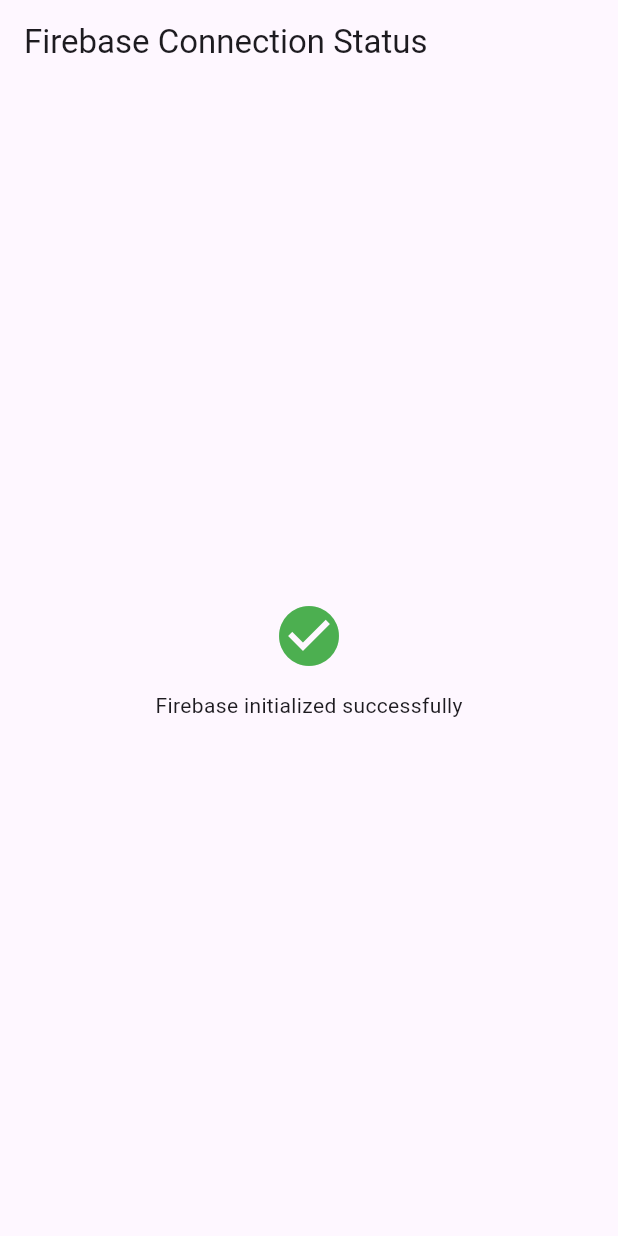
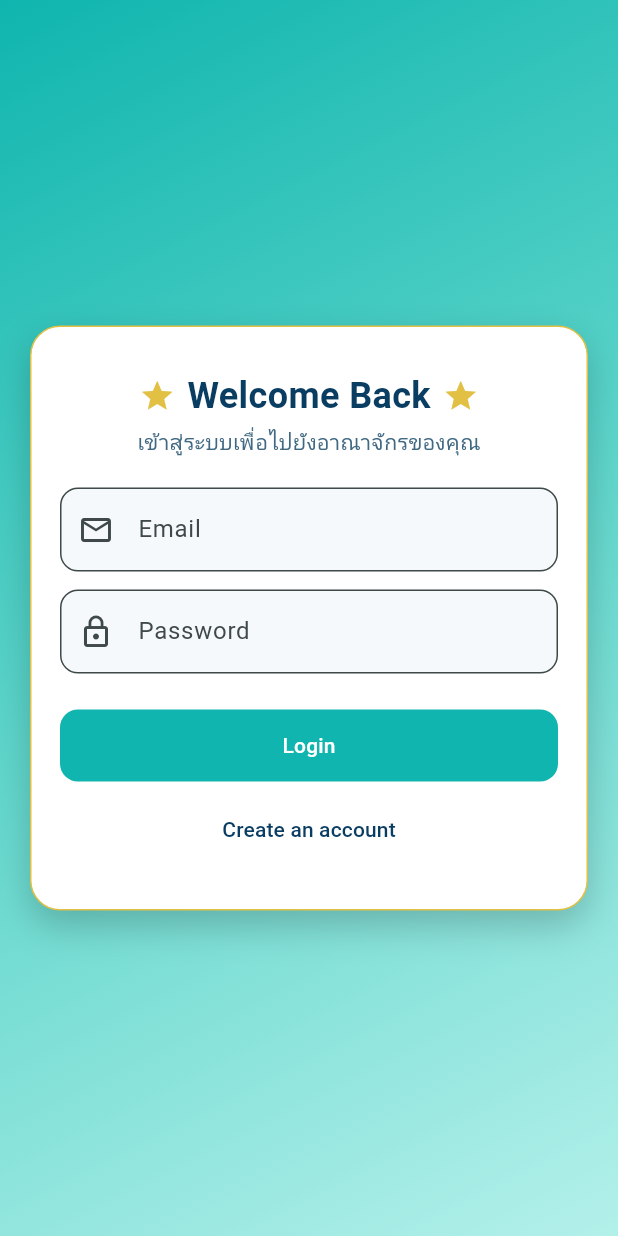
Before and after one commit to WebTech-CMRU-65/Application_65123812, a Flutter app: the screen it shows after launch, on a phone screen of 412 x 824 dp. Run offline on Flutter 3.47's test engine with Material 3 defaults, Android fonts, the phone set to English and light mode, and no system bars; our stand-ins replace cloud_firestore, firebase_auth, firebase_core; accounts and stored records are empty; generated files the repository leaves out were written again.

Commit message:
login commit

```diff
--- a/lib/main.dart
+++ b/lib/main.dart
@@ -1,10 +1,15 @@
 import 'package:flutter/material.dart';
 import 'package:firebase_core/firebase_core.dart';
-// ถ้าคุณรัน flutterfire configure แล้ว ให้เปิดบรรทัดนี้และใช้ DefaultFirebaseOptions
-// import 'firebase_options.dart';
+import 'firebase_options.dart';
+import 'package:firebase_auth/firebase_auth.dart';
+
+import 'theme/app_theme.dart';
+import 'pages/login_page.dart';
+import 'pages/home_page.dart';
 
 Future<void> main() async {
   WidgetsFlutterBinding.ensureInitialized();
+  await Firebase.initializeApp(options: DefaultFirebaseOptions.currentPlatform);
   runApp(const MyApp());
 }
 
@@ -13,154 +18,32 @@ class MyApp extends StatelessWidget {
 
   @override
   Widget build(BuildContext context) {
-    // ตั้ง true เพื่อแสดงตัวอย่าง "เชื่อมต่อไม่สำเร็จ"
-    const bool showFailureDemo = false;
-
     return MaterialApp(
-      title: 'Flutter + Firebase Status',
-      theme: ThemeData(
-        colorScheme: ColorScheme.fromSeed(seedColor: Colors.deepPurple),
-      ),
-      home: showFailureDemo
-          ? const FirebaseFailExample()
-          : const FirebaseStatusPage(),
+      title: 'Auth Demo',
+      theme: AppTheme.light(),
+      home: const AuthGate(),
     );
   }
 }
 
-class FirebaseStatusPage extends StatefulWidget {
-  const FirebaseStatusPage({super.key});
-
-  @override
-  State<FirebaseStatusPage> createState() => _FirebaseStatusPageState();
-}
-
-class _FirebaseStatusPageState extends State<FirebaseStatusPage> {
-  late final Future<FirebaseApp> _initFuture = _initializeFirebase();
-
-  Future<FirebaseApp> _initializeFirebase() async {
-    try {
-      // หากมี firebase_options.dart ให้ใช้แบบนี้แทน:
-      // return await Firebase.initializeApp(
-      //   options: DefaultFirebaseOptions.currentPlatform,
-      // );
-      return await Firebase.initializeApp();
-    } catch (e) {
-      rethrow;
-    }
-  }
+class AuthGate extends StatelessWidget {
+  const AuthGate({super.key});
 
   @override
   Widget build(BuildContext context) {
-    return Scaffold(
-      appBar: AppBar(title: const Text('Firebase Connection Status')),
-      body: Center(
-        child: FutureBuilder<FirebaseApp>(
-          future: _initFuture,
-          builder: (context, snapshot) {
-            if (snapshot.connectionState == ConnectionState.waiting) {
-              return const CircularProgressIndicator();
-            }
-            if (snapshot.hasError) {
-              return Padding(
-                padding: const EdgeInsets.all(16.0),
-                child: Column(
-                  mainAxisSize: MainAxisSize.min,
-                  children: [
-                    const Icon(Icons.cancel, color: Colors.red, size: 48),
-                    const SizedBox(height: 12),
-                    const Text('Firebase initialization failed'),
-                    const SizedBox(height: 8),
-                    Text(
-                      '${snapshot.error}',
-                      textAlign: TextAlign.center,
-                      style: const TextStyle(
-                        fontSize: 12,
-                        color: Colors.redAccent,
-                      ),
-                    ),
-                  ],
-                ),
-              );
-            }
-            return Column(
-              mainAxisSize: MainAxisSize.min,
-              children: const [
-                Icon(Icons.check_circle, color: Colors.green, size: 48),
-                SizedBox(height: 12),
-                Text('Firebase initialized successfully'),
-              ],
-            );
-          },
-        ),
-      ),
+    return StreamBuilder<User?>(
+      stream: FirebaseAuth.instance.authStateChanges(),
+      builder: (context, snapshot) {
+        if (snapshot.connectionState == ConnectionState.waiting) {
+          return const Scaffold(
+            body: Center(child: CircularProgressIndicator()),
+          );
+        }
+        if (snapshot.hasData) {
+          return const HomePage();
+        }
+        return const LoginPage();
+      },
     );
   }
 }
-
-// ตัวอย่างบังคับให้ล้มเหลว ด้วย FirebaseOptions ปลอม
-class FirebaseFailExample extends StatelessWidget {
-  const FirebaseFailExample({super.key});
-
-  Future<FirebaseApp> _initializeWithBadOptions() async {
-    const bad = FirebaseOptions(
-      apiKey: 'BAD_KEY',
-      appId: '1:000000000000:android:badbadbadbadbadb',
-      messagingSenderId: '000000000000',
-      projectId: 'non-existent-project-123456',
-    );
-
-    // พยายาม init ด้วย options ปลอม (อาจไม่ error)
-    await Firebase.initializeApp(name: 'bad_instance', options: bad);
-
-    // บังคับให้ล้มเหลวเพื่อเดโมไอคอนกากบาท
-    throw Exception('Forced failure for demo');
-  }
-
-  @override
-  Widget build(BuildContext context) {
-    return Scaffold(
-      appBar: AppBar(title: const Text('Firebase Failure Demo')),
-      body: Center(
-        child: FutureBuilder<FirebaseApp>(
-          future: _initializeWithBadOptions(),
-          builder: (context, snapshot) {
-            if (snapshot.connectionState == ConnectionState.waiting) {
-              return const CircularProgressIndicator();
-            }
-            if (snapshot.hasError) {
-              return Padding(
-                padding: const EdgeInsets.all(16),
-                child: Column(
-                  mainAxisSize: MainAxisSize.min,
-                  children: [
-                    const Icon(Icons.cancel, color: Colors.red, size: 48),
-                    const SizedBox(height: 12),
-                    const Text('Firebase initialization failed (expected)'),
-                    const SizedBox(height: 8),
-                    Text(
-                      '${snapshot.error}',
-                      textAlign: TextAlign.center,
-                      style: const TextStyle(
-                        fontSize: 12,
-                        color: Colors.redAccent,
-                      ),
-                    ),
-                  ],
-                ),
-              );
-            }
-            return const Column(
-              mainAxisSize: MainAxisSize.min,
-              children: [
-                Icon(Icons.check_circle, color: Colors.green, size: 48),
-                SizedBox(height: 12),
-                Text('Unexpected success (should have failed)'),
-              ],
-            );
-          },
-        ),
-      ),
-    );
-  }
-}
--- /dev/null
+++ b/lib/pages/login_page.dart
@@ -0,0 +1,158 @@
+import 'package:flutter/material.dart';
+import 'package:firebase_auth/firebase_auth.dart';
+import 'register_page.dart';
+
+class LoginPage extends StatefulWidget {
+  const LoginPage({super.key});
+
+  @override
+  State<LoginPage> createState() => _LoginPageState();
+}
+
+class _LoginPageState extends State<LoginPage> {
+  final _emailController = TextEditingController();
+  final _passwordController = TextEditingController();
+  bool _loading = false;
+  String? _error;
+
+  Future<void> _login() async {
+    setState(() {
+      _loading = true;
+      _error = null;
+    });
+    try {
+      await FirebaseAuth.instance.signInWithEmailAndPassword(
+        email: _emailController.text.trim(),
+        password: _passwordController.text,
+      );
+    } on FirebaseAuthException catch (e) {
+      setState(() => _error = e.message);
+    } finally {
+      if (mounted) setState(() => _loading = false);
+    }
+  }
+
+  @override
+  Widget build(BuildContext context) {
+    return Scaffold(
+      body: Container(
+        decoration: const BoxDecoration(
+          gradient: LinearGradient(
+            begin: Alignment.topLeft,
+            end: Alignment.bottomRight,
+            colors: [Color(0xFF0FB5AE), Color(0xFF60D6CB), Color(0xFFB3F0EA)],
+          ),
+        ),
+        child: Center(
+          child: Padding(
+            padding: const EdgeInsets.all(20),
+            child: ConstrainedBox(
+              constraints: const BoxConstraints(maxWidth: 420),
+              child: DecoratedBox(
+                decoration: BoxDecoration(
+                  color: Colors.white,
+                  borderRadius: BorderRadius.circular(20),
+                  boxShadow: const [
+                    BoxShadow(
+                      color: Color(0x33000000),
+                      blurRadius: 20,
+                      offset: Offset(0, 10),
+                    ),
+                  ],
+                  border: Border.all(color: const Color(0xFFE2C044), width: 1),
+                ),
+                child: Padding(
+                  padding: const EdgeInsets.symmetric(
+                    horizontal: 20,
+                    vertical: 24,
+                  ),
+                  child: Column(
+                    mainAxisSize: MainAxisSize.min,
+                    crossAxisAlignment: CrossAxisAlignment.stretch,
+                    children: [
+                      const SizedBox(height: 6),
+                      Row(
+                        mainAxisAlignment: MainAxisAlignment.center,
+                        children: const [
+                          Icon(Icons.star, color: Color(0xFFE2C044)),
+                          SizedBox(width: 8),
+                          Text(
+                            'Welcome Back',
+                            style: TextStyle(
+                              fontSize: 24,
+                              fontWeight: FontWeight.w700,
+                              color: Color(0xFF0A3D62),
+                            ),
+                          ),
+                          SizedBox(width: 8),
+                          Icon(Icons.star, color: Color(0xFFE2C044)),
+                        ],
+                      ),
+                      const SizedBox(height: 4),
+                      const Text(
+                        'เข้าสู่ระบบเพื่อไปยังอาณาจักรของคุณ',
+                        textAlign: TextAlign.center,
+                        style: TextStyle(color: Color(0xFF406882)),
+                      ),
+                      const SizedBox(height: 20),
+                      TextField(
+                        controller: _emailController,
+                        decoration: const InputDecoration(
+                          labelText: 'Email',
+                          prefixIcon: Icon(Icons.email_outlined),
+                        ),
+                        keyboardType: TextInputType.emailAddress,
+                      ),
+                      const SizedBox(height: 12),
+                      TextField(
+                        controller: _passwordController,
+                        decoration: const InputDecoration(
+                          labelText: 'Password',
+                          prefixIcon: Icon(Icons.lock_outline),
+                        ),
+                        obscureText: true,
+                      ),
+                      const SizedBox(height: 12),
+                      if (_error != null)
+                        Text(
+                          _error!,
+                          style: const TextStyle(color: Colors.red),
+                          textAlign: TextAlign.center,
+                        ),
+                      const SizedBox(height: 12),
+                      FilledButton(
+                        onPressed: _loading ? null : _login,
+                        child: _loading
+                            ? const SizedBox(
+                                height: 16,
+                                width: 16,
+                                child: CircularProgressIndicator(
+                                  strokeWidth: 2,
+                                  color: Colors.white,
+                                ),
+                              )
+                            : const Text('Login'),
+                      ),
+                      const SizedBox(height: 8),
+                      TextButton(
+                        onPressed: () {
+                          Navigator.of(context).push(
+                            MaterialPageRoute(
+                              builder: (_) => const RegisterPage(),
+                            ),
+                          );
+                        },
+                        child: const Text('Create an account'),
+                      ),
+                      const SizedBox(height: 6),
+                    ],
+                  ),
+                ),
+              ),
+            ),
+          ),
+        ),
+      ),
+    );
+  }
+}
--- /dev/null
+++ b/lib/services/auth_service.dart
@@ -0,0 +1,51 @@
+import 'package:firebase_auth/firebase_auth.dart';
+import 'package:cloud_firestore/cloud_firestore.dart';
+
+class AuthService {
+  AuthService({FirebaseAuth? auth, FirebaseFirestore? firestore})
+    : _auth = auth ?? FirebaseAuth.instance,
+      _firestore = firestore ?? FirebaseFirestore.instance;
+
+  final FirebaseAuth _auth;
+  final FirebaseFirestore _firestore;
+
+  Stream<User?> get authStateChanges => _auth.authStateChanges();
+
+  Future<UserCredential> signInWithEmail({
+    required String email,
+    required String password,
+  }) async {
+    return _auth.signInWithEmailAndPassword(
+      email: email.trim(),
+      password: password,
+    );
+  }
+
+  Future<UserCredential> registerWithEmail({
+    required String email,
+    required String password,
+    String? displayName,
+  }) async {
+    final credential = await _auth.createUserWithEmailAndPassword(
+      email: email.trim(),
+      password: password,
+    );
+
+    if (displayName != null && displayName.trim().isNotEmpty) {
+      await credential.user!.updateDisplayName(displayName.trim());
+    }
+
+    final uid = credential.user!.uid;
+    await _firestore.collection('users').doc(uid).set({
+      'email': email.trim(),
+      'displayName': displayName?.trim(),
+      'createdAt': FieldValue.serverTimestamp(),
+    }, SetOptions(merge: true));
+
+    return credential;
+  }
+
+  Future<void> signOut() => _auth.signOut();
+
+  User? get currentUser => _auth.currentUser;
+}
--- /dev/null
+++ b/lib/theme/app_theme.dart
@@ -0,0 +1,56 @@
+import 'package:flutter/material.dart';
+
+class AppTheme {
+  static const Color jasminePrimary = Color(0xFF0FB5AE); // turquoise
+  static const Color jasmineSecondary = Color(0xFFE2C044); // gold
+  static const Color jasmineSurfaceDark = Color(0xFF0A3D62); // deep teal-blue
+
+  static ThemeData light() {
+    return ThemeData(
+      colorScheme: ColorScheme.fromSeed(
+        seedColor: jasminePrimary,
+        primary: jasminePrimary,
+        secondary: jasmineSecondary,
+        surface: Colors.white,
+        brightness: Brightness.light,
+      ),
+      scaffoldBackgroundColor: Colors.white,
+      inputDecorationTheme: const InputDecorationTheme(
+        border: OutlineInputBorder(
+          borderRadius: BorderRadius.all(Radius.circular(12)),
+        ),
+        filled: true,
+        fillColor: Color(0xFFF6F9FB),
+      ),
+      elevatedButtonTheme: ElevatedButtonThemeData(
+        style: ElevatedButton.styleFrom(
+          backgroundColor: jasminePrimary,
+          foregroundColor: Colors.white,
+          shape: RoundedRectangleBorder(
+            borderRadius: BorderRadius.circular(12),
+          ),
+          padding: const EdgeInsets.symmetric(horizontal: 16, vertical: 14),
+        ),
+      ),
+      filledButtonTheme: FilledButtonThemeData(
+        style: FilledButton.styleFrom(
+          backgroundColor: jasminePrimary,
+          foregroundColor: Colors.white,
+          shape: RoundedRectangleBorder(
+            borderRadius: BorderRadius.circular(12),
+          ),
+          padding: const EdgeInsets.symmetric(horizontal: 16, vertical: 14),
+        ),
+      ),
+      textButtonTheme: TextButtonThemeData(
+        style: TextButton.styleFrom(foregroundColor: jasmineSurfaceDark),
+      ),
+      appBarTheme: const AppBarTheme(
+        backgroundColor: Colors.transparent,
+        foregroundColor: Colors.black87,
+        elevation: 0,
+        centerTitle: true,
+      ),
+    );
+  }
+}
--- a/pubspec.yaml
+++ b/pubspec.yaml
@@ -34,7 +34,9 @@ dependencies:
   # The following adds the Cupertino Icons font to your application.
   # Use with the CupertinoIcons class for iOS style icons.
   cupertino_icons: ^1.0.8
-  firebase_core: ^4.1.0
+  firebase_core: 3.15.2
+  firebase_auth: ^5.3.1
+  cloud_firestore: ^5.4.4
 
 dev_dependencies:
   flutter_test:
```
Also changed, not shown: lib/pages/home_page.dart (added, +137 -0 lines), lib/pages/register_page.dart (added, +177 -0 lines), pubspec.lock, 4 other files.
